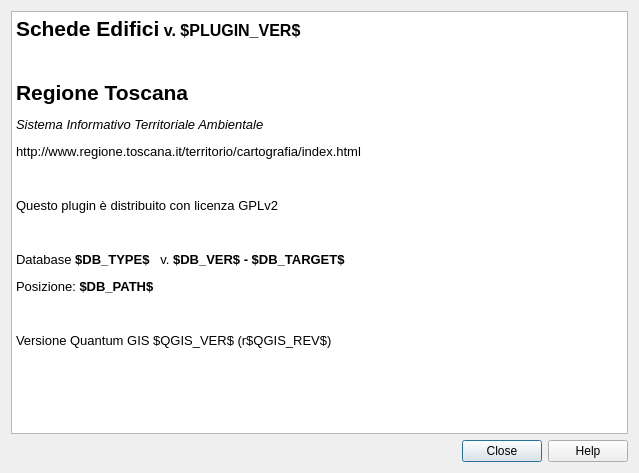
faunalia/rt_omero, file ui/dlgAbout.ui: the form before one commit.
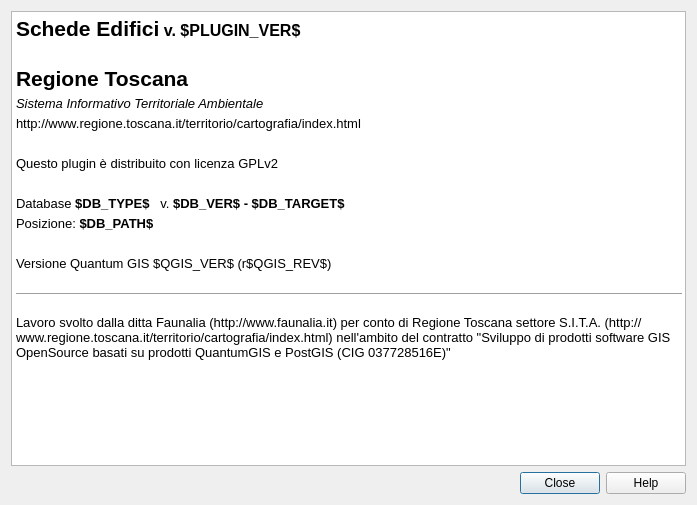
The form after the commit.

Patch:
```diff
--- a/ui/dlgAbout.ui
+++ b/ui/dlgAbout.ui
@@ -6,8 +6,8 @@
    <rect>
     <x>0</x>
     <y>0</y>
-    <width>639</width>
-    <height>473</height>
+    <width>697</width>
+    <height>505</height>
    </rect>
   </property>
   <property name="windowTitle">
@@ -32,17 +32,21 @@
 p, li { white-space: pre-wrap; }
 &lt;/style&gt;&lt;/head&gt;&lt;body style=&quot; font-family:'Sans'; font-size:10pt; font-weight:400; font-style:normal;&quot;&gt;
 &lt;p style=&quot; margin-top:12px; margin-bottom:0px; margin-left:0px; margin-right:0px; -qt-block-indent:0; text-indent:0px;&quot;&gt;&lt;span style=&quot; font-size:16pt; font-weight:600;&quot;&gt;Schede Edifici&lt;/span&gt;&lt;span style=&quot; font-size:12pt; font-weight:600;&quot;&gt; v. $PLUGIN_VER$ &lt;/span&gt;&lt;/p&gt;
-&lt;p style=&quot;-qt-paragraph-type:empty; margin-top:12px; margin-bottom:0px; margin-left:0px; margin-right:0px; -qt-block-indent:0; text-indent:0px; font-weight:600;&quot;&gt;&lt;/p&gt;
-&lt;p style=&quot; margin-top:12px; margin-bottom:0px; margin-left:0px; margin-right:0px; -qt-block-indent:0; text-indent:0px;&quot;&gt;&lt;span style=&quot; font-size:16pt; font-weight:600;&quot;&gt;Regione Toscana&lt;/span&gt;&lt;/p&gt;
-&lt;p style=&quot; margin-top:12px; margin-bottom:0px; margin-left:0px; margin-right:0px; -qt-block-indent:0; text-indent:0px;&quot;&gt;&lt;span style=&quot; font-style:italic;&quot;&gt;Sistema Informativo Territoriale Ambientale&lt;/span&gt;&lt;/p&gt;
-&lt;p style=&quot; margin-top:12px; margin-bottom:0px; margin-left:0px; margin-right:0px; -qt-block-indent:0; text-indent:0px;&quot;&gt;http://www.regione.toscana.it/territorio/cartografia/index.html&lt;/p&gt;
-&lt;p style=&quot;-qt-paragraph-type:empty; margin-top:12px; margin-bottom:0px; margin-left:0px; margin-right:0px; -qt-block-indent:0; text-indent:0px;&quot;&gt;&lt;/p&gt;
-&lt;p style=&quot; margin-top:12px; margin-bottom:0px; margin-left:0px; margin-right:0px; -qt-block-indent:0; text-indent:0px;&quot;&gt;Questo plugin è distribuito con licenza GPLv2&lt;/p&gt;
-&lt;p style=&quot;-qt-paragraph-type:empty; margin-top:12px; margin-bottom:0px; margin-left:0px; margin-right:0px; -qt-block-indent:0; text-indent:0px;&quot;&gt;&lt;/p&gt;
-&lt;p style=&quot; margin-top:12px; margin-bottom:0px; margin-left:0px; margin-right:0px; -qt-block-indent:0; text-indent:0px;&quot;&gt;Database&lt;span style=&quot; font-weight:600;&quot;&gt; $DB_TYPE$ &lt;/span&gt;  v.&lt;span style=&quot; font-weight:600;&quot;&gt; $DB_VER$ - $DB_TARGET$ &lt;/span&gt;&lt;/p&gt;
-&lt;p style=&quot; margin-top:12px; margin-bottom:0px; margin-left:0px; margin-right:0px; -qt-block-indent:0; text-indent:0px;&quot;&gt;Posizione: &lt;span style=&quot; font-weight:600;&quot;&gt;$DB_PATH$ &lt;/span&gt;&lt;/p&gt;
-&lt;p style=&quot;-qt-paragraph-type:empty; margin-top:12px; margin-bottom:0px; margin-left:0px; margin-right:0px; -qt-block-indent:0; text-indent:0px;&quot;&gt;&lt;/p&gt;
-&lt;p style=&quot; margin-top:12px; margin-bottom:0px; margin-left:0px; margin-right:0px; -qt-block-indent:0; text-indent:0px;&quot;&gt;Versione Quantum GIS $QGIS_VER$ (r$QGIS_REV$)&lt;/p&gt;&lt;/body&gt;&lt;/html&gt;</string>
+&lt;p style=&quot;-qt-paragraph-type:empty; margin-top:5px; margin-bottom:0px; margin-left:0px; margin-right:0px; -qt-block-indent:0; text-indent:0px; font-weight:600;&quot;&gt;&lt;/p&gt;
+&lt;p style=&quot; margin-top:5px; margin-bottom:0px; margin-left:0px; margin-right:0px; -qt-block-indent:0; text-indent:0px;&quot;&gt;&lt;span style=&quot; font-size:16pt; font-weight:600;&quot;&gt;Regione Toscana&lt;/span&gt;&lt;/p&gt;
+&lt;p style=&quot; margin-top:5px; margin-bottom:0px; margin-left:0px; margin-right:0px; -qt-block-indent:0; text-indent:0px;&quot;&gt;&lt;span style=&quot; font-style:italic;&quot;&gt;Sistema Informativo Territoriale Ambientale&lt;/span&gt;&lt;/p&gt;
+&lt;p style=&quot; margin-top:5px; margin-bottom:0px; margin-left:0px; margin-right:0px; -qt-block-indent:0; text-indent:0px;&quot;&gt;http://www.regione.toscana.it/territorio/cartografia/index.html&lt;/p&gt;
+&lt;p style=&quot;-qt-paragraph-type:empty; margin-top:5px; margin-bottom:0px; margin-left:0px; margin-right:0px; -qt-block-indent:0; text-indent:0px;&quot;&gt;&lt;/p&gt;
+&lt;p style=&quot; margin-top:5px; margin-bottom:0px; margin-left:0px; margin-right:0px; -qt-block-indent:0; text-indent:0px;&quot;&gt;Questo plugin è distribuito con licenza GPLv2&lt;/p&gt;
+&lt;p style=&quot;-qt-paragraph-type:empty; margin-top:5px; margin-bottom:0px; margin-left:0px; margin-right:0px; -qt-block-indent:0; text-indent:0px;&quot;&gt;&lt;/p&gt;
+&lt;p style=&quot; margin-top:5px; margin-bottom:0px; margin-left:0px; margin-right:0px; -qt-block-indent:0; text-indent:0px;&quot;&gt;Database&lt;span style=&quot; font-weight:600;&quot;&gt; $DB_TYPE$ &lt;/span&gt;  v.&lt;span style=&quot; font-weight:600;&quot;&gt; $DB_VER$ - $DB_TARGET$ &lt;/span&gt;&lt;/p&gt;
+&lt;p style=&quot; margin-top:5px; margin-bottom:0px; margin-left:0px; margin-right:0px; -qt-block-indent:0; text-indent:0px;&quot;&gt;Posizione: &lt;span style=&quot; font-weight:600;&quot;&gt;$DB_PATH$ &lt;/span&gt;&lt;/p&gt;
+&lt;p style=&quot;-qt-paragraph-type:empty; margin-top:5px; margin-bottom:0px; margin-left:0px; margin-right:0px; -qt-block-indent:0; text-indent:0px;&quot;&gt;&lt;/p&gt;
+&lt;p style=&quot; margin-top:5px; margin-bottom:0px; margin-left:0px; margin-right:0px; -qt-block-indent:0; text-indent:0px;&quot;&gt;Versione Quantum GIS $QGIS_VER$ (r$QGIS_REV$)&lt;/p&gt;
+&lt;p style=&quot;-qt-paragraph-type:empty; margin-top:0px; margin-bottom:0px; margin-left:0px; margin-right:0px; -qt-block-indent:0; text-indent:0px;&quot;&gt;&lt;/p&gt;
+&lt;hr /&gt;
+&lt;p style=&quot;-qt-paragraph-type:empty; margin-top:0px; margin-bottom:0px; margin-left:0px; margin-right:0px; -qt-block-indent:0; text-indent:0px;&quot;&gt;&lt;/p&gt;
+&lt;p style=&quot; margin-top:0px; margin-bottom:0px; margin-left:0px; margin-right:0px; -qt-block-indent:0; text-indent:0px;&quot;&gt;Lavoro svolto dalla ditta Faunalia (http://www.faunalia.it) per conto di Regione Toscana settore S.I.T.A. (http://www.regione.toscana.it/territorio/cartografia/index.html) nell'ambito del contratto &quot;Sviluppo di prodotti software GIS OpenSource basati su prodotti QuantumGIS e PostGIS (CIG 037728516E)&quot;&lt;/p&gt;&lt;/body&gt;&lt;/html&gt;</string>
      </property>
     </widget>
    </item>
```
